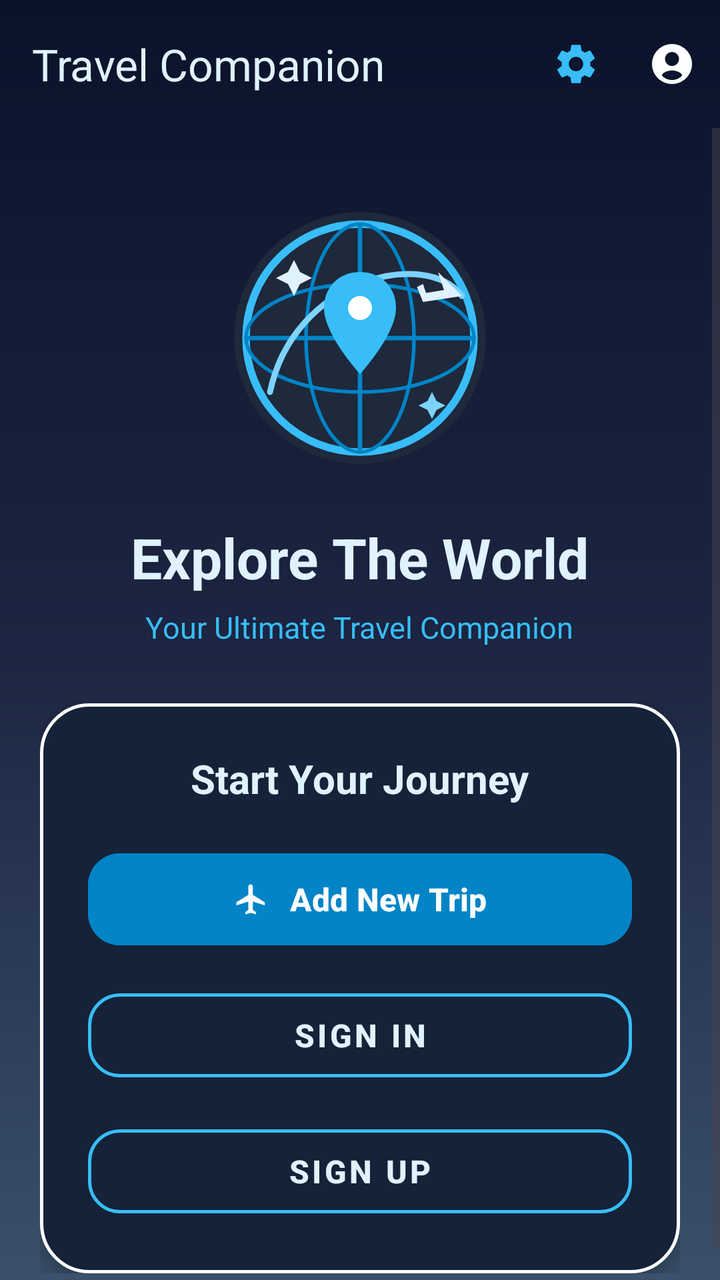
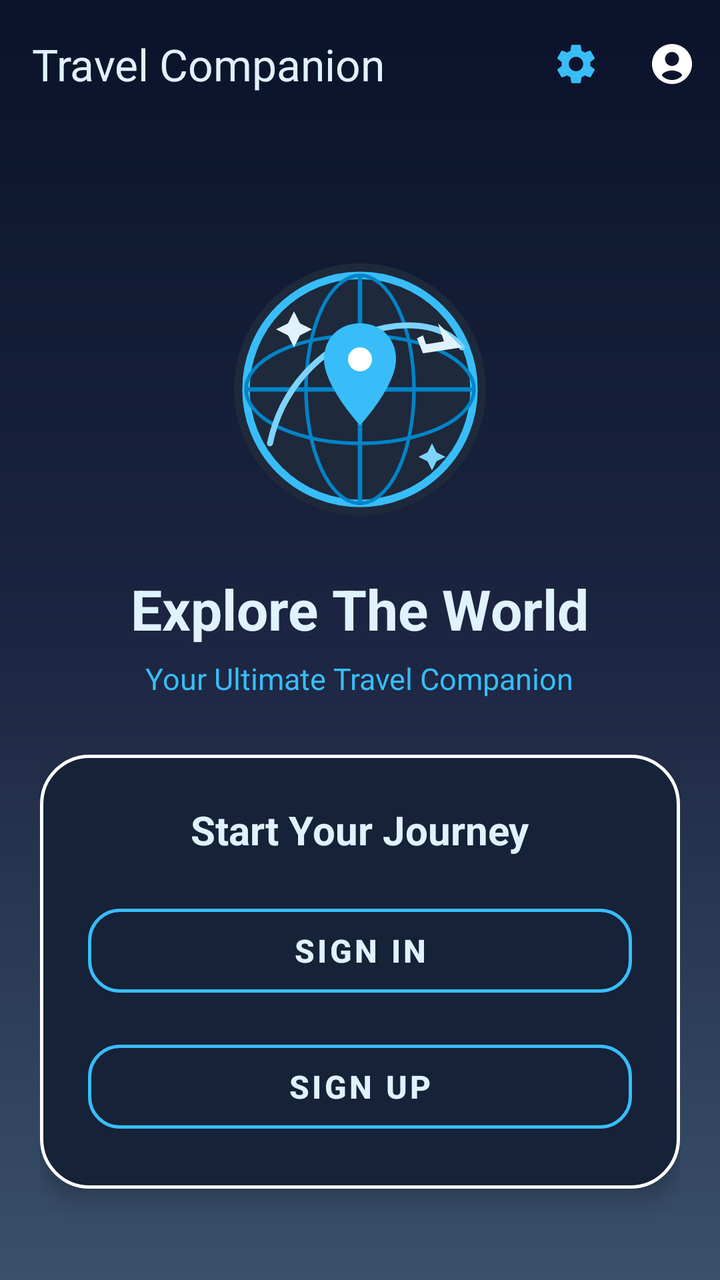

The first picture is an Android layout as it rendered before a commit; the second is the same layout after the commit. The layout source and the unified diff follow.
<!-- AndroidManifest.xml: application theme Theme.Applicationyareen -->
<!-- res/layout/activity_main.xml -->
<?xml version="1.0" encoding="utf-8"?>
<LinearLayout xmlns:android="http://schemas.android.com/apk/res/android"
    xmlns:app="http://schemas.android.com/apk/res-auto"
    xmlns:tools="http://schemas.android.com/tools"
    android:id="@+id/main"
    android:layout_width="match_parent"
    android:layout_height="match_parent"
    android:background="@drawable/bg_dark_blue_gradient"
    android:orientation="vertical"
    tools:context=".ViewPkg.MainActivity">

    
    <com.google.android.material.appbar.MaterialToolbar
        android:id="@+id/topAppBar"
        android:layout_width="match_parent"
        android:layout_height="?attr/actionBarSize"
        android:background="@android:color/transparent"
        app:menu="@menu/main_menu"
        app:title="Travel Companion"
        app:titleCentered="false"
        app:titleTextColor="#E0F2FE" />

    <ScrollView
        android:layout_width="match_parent"
        android:layout_height="match_parent"
        android:fillViewport="true">

        <LinearLayout
            android:layout_width="match_parent"
            android:layout_height="wrap_content"
            android:gravity="center"
            android:orientation="vertical"
            android:padding="20dp">

            
            <ImageView
                android:id="@+id/imgMainLogo"
                android:layout_width="150dp"
                android:layout_height="150dp"
                android:layout_marginTop="10dp"
                android:layout_marginBottom="16dp"
                android:contentDescription="Travel World Globe Logo"
                android:scaleType="centerInside"
                android:src="@drawable/ic_main_dashboard_globe" />

            
            <TextView
                android:id="@+id/tvMainTitle"
                android:layout_width="wrap_content"
                android:layout_height="wrap_content"
                android:text="Explore The World"
                android:textColor="#E0F2FE"
                android:textSize="28sp"
                android:textStyle="bold" />

            
            <TextView
                android:id="@+id/tvMainSubtitle"
                android:layout_width="wrap_content"
                android:layout_height="wrap_content"
                android:layout_marginTop="6dp"
                android:layout_marginBottom="28dp"
                android:text="Your Ultimate Travel Companion"
                android:textColor="#38BDF8"
                android:textSize="15sp" />

            
            <LinearLayout
                android:layout_width="match_parent"
                android:layout_height="wrap_content"
                android:background="@drawable/bg_dark_blue_card"
                android:elevation="6dp"
                android:orientation="vertical"
                android:padding="24dp">

                <TextView
                    android:layout_width="wrap_content"
                    android:layout_height="wrap_content"
                    android:layout_gravity="center_horizontal"
                    android:layout_marginBottom="20dp"
                    android:text="Start Your Journey"
                    android:textColor="#E0F2FE"
                    android:textSize="20sp"
                    android:textStyle="bold" />

                
                <com.google.android.material.button.MaterialButton
                    android:id="@+id/btnAddNewTask"
                    android:layout_width="match_parent"
                    android:layout_height="54dp"
                    android:layout_marginBottom="14dp"
                    android:backgroundTint="#0284C7"
                    android:text="Add New Trip"
                    android:textColor="@android:color/white"
                    android:textSize="16sp"
                    android:textStyle="bold"
                    app:cornerRadius="16dp"
                    app:icon="@drawable/ic_airplane_white"
                    app:iconGravity="textStart"
                    app:iconPadding="10dp"
                    app:iconTint="@android:color/white" />

                
                <com.google.android.material.button.MaterialButton
                    android:id="@+id/btnSignIn"
                    style="@style/Widget.MaterialComponents.Button.OutlinedButton"
                    android:layout_width="match_parent"
                    android:layout_height="54dp"
                    android:layout_marginBottom="14dp"
                    android:text="Sign In"
                    android:textColor="#E0F2FE"
                    android:textSize="16sp"
                    android:textStyle="bold"
                    app:cornerRadius="16dp"
                    app:strokeColor="#38BDF8"
                    app:strokeWidth="1.5dp" />

                
                <com.google.android.material.button.MaterialButton
                    android:id="@+id/btnRegisterUser"
                    style="@style/Widget.MaterialComponents.Button.OutlinedButton"
                    android:layout_width="match_parent"
                    android:layout_height="54dp"
                    android:text="Sign Up"
                    android:textColor="#E0F2FE"
                    android:textSize="16sp"
                    android:textStyle="bold"
                    app:cornerRadius="16dp"
                    app:strokeColor="#38BDF8"
                    app:strokeWidth="1.5dp" />

            </LinearLayout>

        </LinearLayout>
    </ScrollView>
</LinearLayout>
<!-- resources referenced by this layout -->
<resources>
  <!-- drawable bg_dark_blue_card (drawable) -->
  <?xml version="1.0" encoding="utf-8"?>
  <shape xmlns:android="http://schemas.android.com/apk/res/android"
      android:shape="rectangle">
      <solid android:color="#152238" />
      <corners android:radius="24dp" />
      <stroke
          android:width="1.5dp"
          android:color="#FFFFFF" />
  </shape>
  <!-- drawable bg_dark_blue_gradient (drawable) -->
  <?xml version="1.0" encoding="utf-8"?>
  <shape xmlns:android="http://schemas.android.com/apk/res/android"
      android:shape="rectangle">
      <gradient
          android:angle="270"
          android:startColor="#0B132B"
          android:centerColor="#1C2541"
          android:endColor="#3A506B" />
  </shape>
  <!-- drawable ic_airplane_white (drawable) -->
  <vector xmlns:android="http://schemas.android.com/apk/res/android"
      android:width="24dp"
      android:height="24dp"
      android:viewportWidth="24"
      android:viewportHeight="24">
  
      <path
          android:fillColor="#FFFFFFFF"
          android:pathData="M21,16v-2l-8,-5V3.5C13,2.67 12.33,2 11.5,2S10,2.67 10,3.5V9l-8,5v2l8,-2.5V19l-2,1.5V22l3.5,-1 3.5,1v-1.5L13,19v-5.5l8,2.5z" />
  </vector>
  <!-- drawable ic_main_dashboard_globe: vector/xml drawable (drawable, 2042 chars, omitted) -->
  <style name="Theme.Applicationyareen" parent="Base.Theme.Applicationyareen" />
  <style name="Base.Theme.Applicationyareen" parent="Theme.Material3.DayNight">
          
          
      </style>
</resources>

<!-- the commit's change to res/layout/activity_main.xml (unified diff, before → after) -->
@@ -84,21 +84,6 @@
                     android:textStyle="bold" />
 
                 
-                <com.google.android.material.button.MaterialButton
-                    android:id="@+id/btnAddNewTask"
-                    android:layout_width="match_parent"
-                    android:layout_height="54dp"
-                    android:layout_marginBottom="14dp"
-                    android:backgroundTint="#0284C7"
-                    android:text="Add New Trip"
-                    android:textColor="@android:color/white"
-                    android:textSize="16sp"
-                    android:textStyle="bold"
-                    app:cornerRadius="16dp"
-                    app:icon="@drawable/ic_airplane_white"
-                    app:iconGravity="textStart"
-                    app:iconPadding="10dp"
-                    app:iconTint="@android:color/white" />
 
                 
                 <com.google.android.material.button.MaterialButton
<!-- resource entries referenced after the edit -->
@@ -20,17 +20,6 @@
           android:centerColor="#1C2541"
           android:endColor="#3A506B" />
   </shape>
-  <!-- drawable ic_airplane_white (drawable) -->
-  <vector xmlns:android="http://schemas.android.com/apk/res/android"
-      android:width="24dp"
-      android:height="24dp"
-      android:viewportWidth="24"
-      android:viewportHeight="24">
-  
-      <path
-          android:fillColor="#FFFFFFFF"
-          android:pathData="M21,16v-2l-8,-5V3.5C13,2.67 12.33,2 11.5,2S10,2.67 10,3.5V9l-8,5v2l8,-2.5V19l-2,1.5V22l3.5,-1 3.5,1v-1.5L13,19v-5.5l8,2.5z" />
-  </vector>
   <!-- drawable ic_main_dashboard_globe: vector/xml drawable (drawable, 2042 chars, omitted) -->
   <style name="Theme.Applicationyareen" parent="Base.Theme.Applicationyareen" />
   <style name="Base.Theme.Applicationyareen" parent="Theme.Material3.DayNight">
